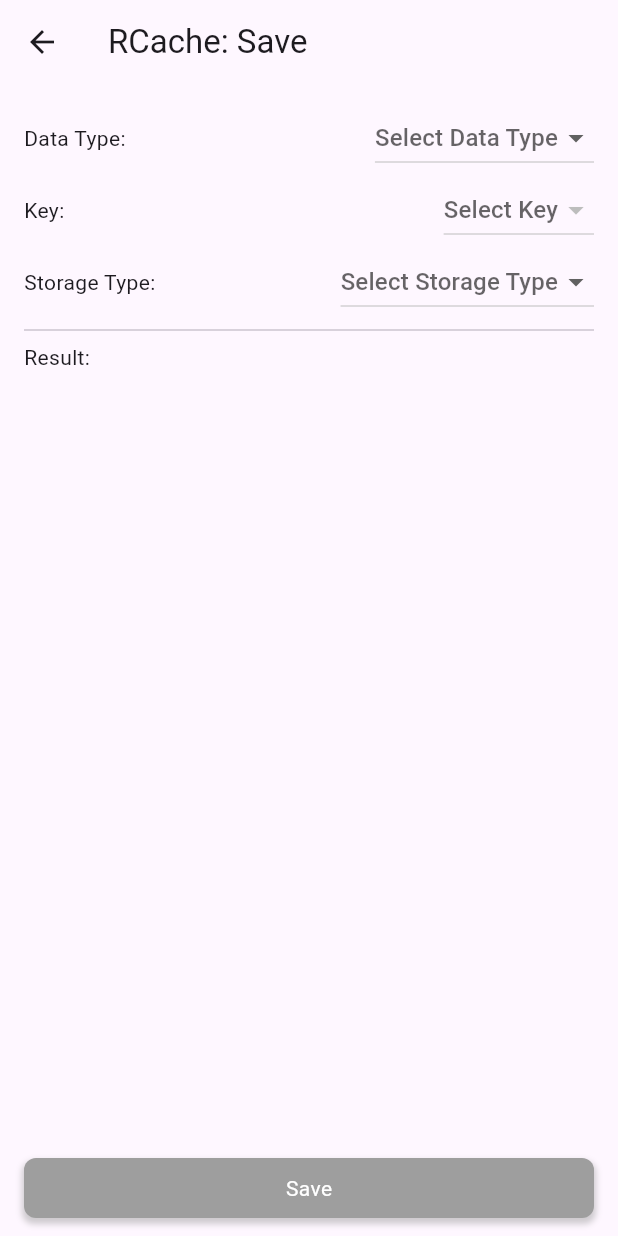
After one commit to rahmat3nanda/RCache-Flutter-Demo-App, a Flutter app: the ReadPage screen opened directly, on a phone screen of 412 x 824 dp. The commit adds this screen. Run offline on Flutter 3.47's test engine with Material 3 defaults, Android fonts, the phone set to English and light mode, and no system bars; our stand-ins replace equatable, flutter_bloc, flutter_speed_dial, fluttertoast; missing offline and left inert: rcache_flutter.

Commit message:
Create read page

```diff
--- a/lib/page/home_page.dart
+++ b/lib/page/home_page.dart
@@ -1,6 +1,7 @@
 import 'package:flutter/material.dart';
 import 'package:rcache_demo_flutter/model/log_model.dart';
 import 'package:rcache_demo_flutter/page/key_page.dart';
+import 'package:rcache_demo_flutter/page/read_page.dart';
 import 'package:rcache_demo_flutter/page/save_page.dart';
 import 'package:rcache_demo_flutter/utils/log_manager.dart';
 import 'package:rcache_demo_flutter/utils/router.dart';
@@ -93,7 +94,7 @@ class _HomePageState extends State<HomePage> {
           label: "Save",
         ),
         SpeedDialChild(
-          onTap: () {},
+          onTap: () => _route(const ReadPage()),
           shape: const CircleBorder(),
           child: const Icon(Icons.output),
           label: "Read",
--- /dev/null
+++ b/lib/page/read_page.dart
@@ -0,0 +1,153 @@
+import 'package:flutter/material.dart';
+import 'package:flutter_bloc/flutter_bloc.dart';
+import 'package:fluttertoast/fluttertoast.dart';
+import 'package:rcache_demo_flutter/bloc/key/key_bloc.dart';
+import 'package:rcache_demo_flutter/bloc/read/read_bloc.dart';
+import 'package:rcache_demo_flutter/model/data_type.dart';
+import 'package:rcache_demo_flutter/model/key_model.dart';
+import 'package:rcache_demo_flutter/model/storage_type.dart';
+import 'package:rcache_demo_flutter/widget/button_widget.dart';
+import 'package:rcache_demo_flutter/widget/form_header_widget.dart';
+
+class ReadPage extends StatefulWidget {
+  const ReadPage({super.key});
+
+  @override
+  State<ReadPage> createState() => _ReadPageState();
+}
+
+class _ReadPageState extends State<ReadPage> {
+  late KeyBloc _keyBloc;
+  late ReadBloc _readBloc;
+
+  DataType? _dataType;
+  KeyModel? _key;
+  StorageType? _storageType;
+
+  late List<KeyModel> _keys;
+  late String _result;
+  late bool _buttonEnabled;
+
+  @override
+  void initState() {
+    super.initState();
+    _keyBloc = BlocProvider.of<KeyBloc>(context);
+    _readBloc = BlocProvider.of<ReadBloc>(context);
+    _keys = [];
+    _result = "";
+    _buttonEnabled = false;
+    _keyBloc.add(const KeyLoadEvent());
+  }
+
+  void _check() {
+    setState(() {
+      _buttonEnabled =
+          _dataType != null && _key != null && _storageType != null;
+    });
+  }
+
+  void _submit() {
+    _readBloc.add(ReadDataEvent(
+      dataType: _dataType!,
+      key: _key!,
+      storageType: _storageType!,
+    ));
+  }
+
+  @override
+  Widget build(BuildContext context) {
+    return MultiBlocListener(
+      listeners: [
+        BlocListener(
+          bloc: _keyBloc,
+          listener: (c, s) {
+            if (s is KeyLoadSuccessState) {
+              setState(() {
+                _keys = s.data;
+
+                if (!_keys.contains(_key)) {
+                  _key = null;
+                }
+              });
+            }
+          },
+        ),
+        BlocListener(
+          bloc: _readBloc,
+          listener: (c, s) {
+            if (s is ReadDataSuccessState) {
+              _result = s.value ?? "null";
+              _check();
+            } else if (s is ReadDataFailedState) {
+              Fluttertoast.showToast(msg: s.message);
+            }
+          },
+        ),
+      ],
+      child: BlocBuilder(
+        bloc: _readBloc,
+        builder: (c, s) {
+          return Scaffold(
+            appBar: AppBar(title: const Text("RCache: Save")),
+            body: SafeArea(
+              child: Padding(
+                padding: const EdgeInsets.symmetric(
+                  horizontal: 16,
+                  vertical: 12,
+                ),
+                child: _mainView(),
+              ),
+            ),
+          );
+        },
+      ),
+    );
+  }
+
+  Widget _mainView() {
+    return Column(
+      children: [
+        Expanded(
+          child: ListView(
+            children: [
+              FormHeaderWidget(
+                dataType: _dataType,
+                keyModel: _key,
+                storageType: _storageType,
+                sourceDataType: DataType.values,
+                sourceKey: _keys,
+                sourceStorageType: StorageType.values,
+                dataTypeChanged: (d) => setState(() {
+                  _dataType = d;
+                  _check();
+                }),
+                keyChanged: (k) => setState(() {
+                  _key = k;
+                  _check();
+                }),
+                storageTypeChanged: (s) => setState(() {
+                  _storageType = s;
+                  _check();
+                }),
+              ),
+              const Divider(),
+              Text("Result:\n$_result"),
+            ],
+          ),
+        ),
+        const SizedBox(height: 16),
+        ButtonWidget(
+          isActive: _buttonEnabled,
+          onTap: _submit,
+          width: double.infinity,
+          child: const Center(
+            child: Text(
+              "Save",
+              style: TextStyle(color: Colors.white),
+            ),
+          ),
+        ),
+      ],
+    );
+  }
+}
```
